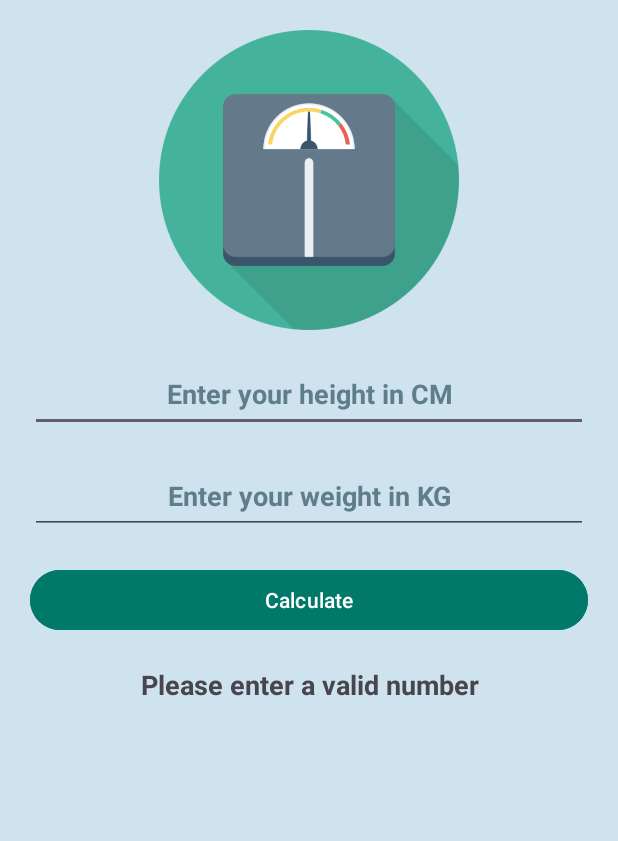
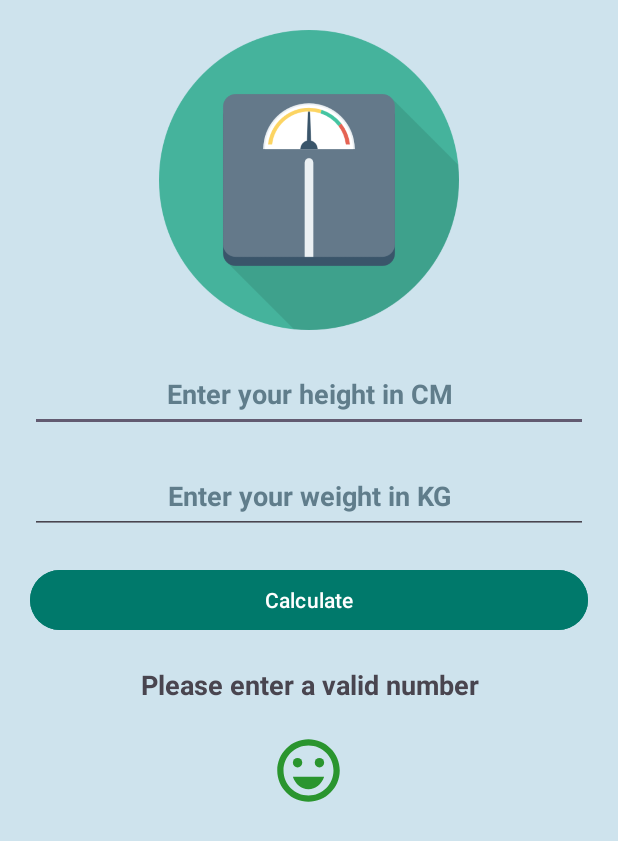
Before and after one commit to BouchraMerabti/ImcCalculator, an Android app: the screen it shows after launch (MainActivity), after a tap on "Calculate", on a phone screen of 412 x 824 dp. Shown: the top 841 px of the screen. Run offline under Robolectric (Android 15) with nearby library versions, the phone set to English and light mode, and no system bars.

```diff
--- a/app/src/main/java/com/example/imccalculator/MainActivity.java
+++ b/app/src/main/java/com/example/imccalculator/MainActivity.java
@@ -12,7 +12,7 @@ import android.widget.TextView;
 
 public class MainActivity extends AppCompatActivity {
 
-    ImageView ivImage;
+    ImageView ivImage, imEmoji;
     EditText etWeight, etHeight;
 
     Button btnCalculate;
@@ -34,8 +34,10 @@ public class MainActivity extends AppCompatActivity {
         etWeight = findViewById(R.id.etWeight);
         btnCalculate = findViewById(R.id.btnCalculate);
         tvResult = findViewById(R.id.tvResult);
+        imEmoji = findViewById(R.id.imEmoji);
 
         tvResult.setVisibility(View.GONE);
+        imEmoji.setVisibility(View.GONE);
 
 
         btnCalculate.setOnClickListener(new View.OnClickListener() {
@@ -52,29 +54,39 @@ public class MainActivity extends AppCompatActivity {
                     String resultText = "";
                     if (IMC < 18.5) {
                         resultText = "Insufficient weight";
+                        imEmoji.setImageResource(R.drawable.bad);
                     } else if (IMC >= 18.5 && IMC <= 24.9) {
                         resultText = "Normal weight";
+                        imEmoji.setImageResource(R.drawable.big_smile);
                     } else if (IMC >= 25 && IMC <= 26.9) {
                         resultText = "Overweight grade 1";
+                        imEmoji.setImageResource(R.drawable.ok);
                     } else if (IMC >= 27 && IMC <= 29.9) {
                         resultText = "Overweight grade 2 (Pre-obesity)";
+                        imEmoji.setImageResource(R.drawable.very_bad);
                     } else if (IMC >= 30 && IMC <= 34.9) {
                         resultText = "Type 1 obesity";
+                        imEmoji.setImageResource(R.drawable.very_bad);
                     } else if (IMC >= 35 && IMC <= 39.9) {
                         resultText = "Type 2 obesity";
+                        imEmoji.setImageResource(R.drawable.very_bad);
                     } else if (IMC >= 40 && IMC <= 49.9) {
                         resultText = "Type 3 obesity (Morbid)";
+                        imEmoji.setImageResource(R.drawable.very_bad);
                     } else {
                         resultText = "Type 4 obesity (Extreme)";
+                        imEmoji.setImageResource(R.drawable.very_bad);
                     }
 
 
                     tvResult.setText("You are : " + resultText);
                     tvResult.setVisibility(View.VISIBLE);
+                    imEmoji.setVisibility(View.VISIBLE);
                 } catch (Exception e) {
 
                     tvResult.setText("Please enter a valid number");
                     tvResult.setVisibility(View.VISIBLE);
+                    imEmoji.setVisibility(View.VISIBLE);
 
 
                 }
--- /dev/null
+++ b/app/src/main/res/drawable/bad.xml
@@ -0,0 +1,7 @@
+<vector android:height="24dp" android:tint="@color/orange"
+    android:viewportHeight="24" android:viewportWidth="24"
+    android:width="24dp" xmlns:android="http://schemas.android.com/apk/res/android">
+    <path android:fillColor="@android:color/white" android:pathData="M15.5,9.5m-1.5,0a1.5,1.5 0,1 1,3 0a1.5,1.5 0,1 1,-3 0"/>
+    <path android:fillColor="@android:color/white" android:pathData="M8.5,9.5m-1.5,0a1.5,1.5 0,1 1,3 0a1.5,1.5 0,1 1,-3 0"/>
+    <path android:fillColor="@android:color/white" android:pathData="M11.99,2C6.47,2 2,6.48 2,12s4.47,10 9.99,10C17.52,22 22,17.52 22,12S17.52,2 11.99,2zM12,20c-4.42,0 -8,-3.58 -8,-8s3.58,-8 8,-8 8,3.58 8,8 -3.58,8 -8,8zM12,16.5c0.73,0 1.39,0.19 1.97,0.53 0.12,-0.14 0.86,-0.98 1.01,-1.14 -0.85,-0.56 -1.87,-0.89 -2.98,-0.89 -1.11,0 -2.13,0.33 -2.99,0.88 0.97,1.09 0.01,0.02 1.01,1.14 0.59,-0.33 1.25,-0.52 1.98,-0.52z"/>
+</vector>
--- /dev/null
+++ b/app/src/main/res/drawable/big_smile.xml
@@ -0,0 +1,7 @@
+<vector android:height="24dp" android:tint="@color/green_light"
+    android:viewportHeight="24" android:viewportWidth="24"
+    android:width="24dp" xmlns:android="http://schemas.android.com/apk/res/android">
+    <path android:fillColor="@android:color/white" android:pathData="M15.5,9.5m-1.5,0a1.5,1.5 0,1 1,3 0a1.5,1.5 0,1 1,-3 0"/>
+    <path android:fillColor="@android:color/white" android:pathData="M8.5,9.5m-1.5,0a1.5,1.5 0,1 1,3 0a1.5,1.5 0,1 1,-3 0"/>
+    <path android:fillColor="@android:color/white" android:pathData="M11.99,2C6.47,2 2,6.48 2,12s4.47,10 9.99,10C17.52,22 22,17.52 22,12S17.52,2 11.99,2zM12,20c-4.42,0 -8,-3.58 -8,-8s3.58,-8 8,-8 8,3.58 8,8 -3.58,8 -8,8zM7,14c0.78,2.34 2.72,4 5,4s4.22,-1.66 5,-4L7,14z"/>
+</vector>
--- /dev/null
+++ b/app/src/main/res/drawable/ok.xml
@@ -0,0 +1,8 @@
+<vector android:height="24dp" android:tint="@color/yellow"
+    android:viewportHeight="24" android:viewportWidth="24"
+    android:width="24dp" xmlns:android="http://schemas.android.com/apk/res/android">
+    <path android:fillColor="@android:color/white" android:pathData="M9,15.5h6v1H9v-1z"/>
+    <path android:fillColor="@android:color/white" android:pathData="M15.5,9.5m-1.5,0a1.5,1.5 0,1 1,3 0a1.5,1.5 0,1 1,-3 0"/>
+    <path android:fillColor="@android:color/white" android:pathData="M8.5,9.5m-1.5,0a1.5,1.5 0,1 1,3 0a1.5,1.5 0,1 1,-3 0"/>
+    <path android:fillColor="@android:color/white" android:pathData="M11.99,2C6.47,2 2,6.48 2,12s4.47,10 9.99,10C17.52,22 22,17.52 22,12S17.52,2 11.99,2zM12,20c-4.42,0 -8,-3.58 -8,-8s3.58,-8 8,-8 8,3.58 8,8 -3.58,8 -8,8z"/>
+</vector>
--- /dev/null
+++ b/app/src/main/res/drawable/very_bad.xml
@@ -0,0 +1,7 @@
+<vector android:height="24dp" android:tint="@color/red"
+    android:viewportHeight="24" android:viewportWidth="24"
+    android:width="24dp" xmlns:android="http://schemas.android.com/apk/res/android">
+    <path android:fillColor="@android:color/white" android:pathData="M15.5,9.5m-1.5,0a1.5,1.5 0,1 1,3 0a1.5,1.5 0,1 1,-3 0"/>
+    <path android:fillColor="@android:color/white" android:pathData="M8.5,9.5m-1.5,0a1.5,1.5 0,1 1,3 0a1.5,1.5 0,1 1,-3 0"/>
+    <path android:fillColor="@android:color/white" android:pathData="M11.99,2C6.47,2 2,6.48 2,12s4.47,10 9.99,10C17.52,22 22,17.52 22,12S17.52,2 11.99,2zM12,20c-4.42,0 -8,-3.58 -8,-8s3.58,-8 8,-8 8,3.58 8,8 -3.58,8 -8,8zM12,14c-2.33,0 -4.32,1.45 -5.12,3.5h1.67c0.69,-1.19 1.97,-2 3.45,-2s2.75,0.81 3.45,2h1.67c-0.8,-2.05 -2.79,-3.5 -5.12,-3.5z"/>
+</vector>
--- a/app/src/main/res/layout/activity_main.xml
+++ b/app/src/main/res/layout/activity_main.xml
@@ -71,5 +71,14 @@
         android:textStyle="bold"
         android:text="@string/textview" />
 
+    <ImageView
+        android:id="@+id/imEmoji"
+        android:layout_width="50dp"
+        android:layout_height="50dp"
+        android:layout_marginTop="20dp"
+        android:layout_gravity="center_horizontal"
+        android:textStyle="bold"
+        app:srcCompat="@drawable/big_smile" />
+
 
 </LinearLayout>
--- a/app/src/main/res/values/colors.xml
+++ b/app/src/main/res/values/colors.xml
@@ -4,4 +4,8 @@
     <color name="white">#FFFFFFFF</color>
     <color name="green">#00796B</color>
     <color name="background">#CEE3ED</color>
+    <color name="green_light">#2A952E</color>
+    <color name="yellow">#D8CA51</color>
+    <color name="red">#E83124</color>
+    <color name="orange">#F36508</color>
 </resources>
```
